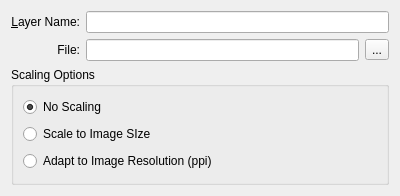
Above: krita/ui/forms/wdgdlgfilelayer.ui from KDE/krita before the change. Below: the same form after it.
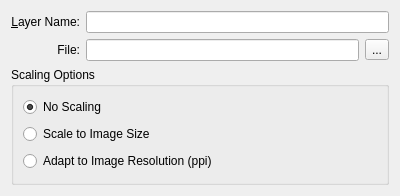
That is the form after the change. Custom widgets are drawn as their Qt base class.

```diff
--- a/krita/ui/forms/wdgdlgfilelayer.ui
+++ b/krita/ui/forms/wdgdlgfilelayer.ui
@@ -79,7 +79,7 @@
       <item row="1" column="0">
        <widget class="QRadioButton" name="radioScaleToImageSize">
         <property name="text">
-         <string>Scale to Image SIze</string>
+         <string>Scale to Image Size</string>
         </property>
        </widget>
       </item>
```
